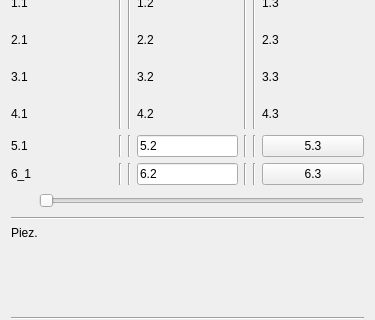
kasarkonic/Sauka1, file widgetservice.ui: the form before one commit; both pictures show x 0 to 375 and y 90 to 410 of the 375 by 533 pixel window.
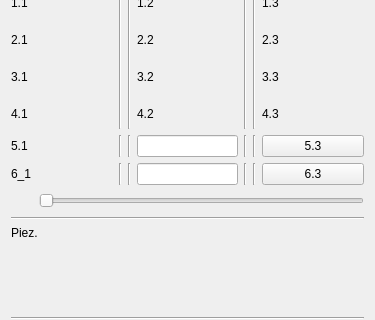
The form after the commit.

```diff
--- a/widgetservice.ui
+++ b/widgetservice.ui
@@ -281,7 +281,7 @@
      <item>
       <widget class="QLineEdit" name="lineEdit_5_2">
        <property name="text">
-        <string>5.2</string>
+        <string/>
        </property>
       </widget>
      </item>
@@ -334,7 +334,7 @@
      <item>
       <widget class="QLineEdit" name="lineEdit_6_2">
        <property name="text">
-        <string>6.2</string>
+        <string/>
        </property>
       </widget>
      </item>
```
Left out of the diff: 50 changed lines with no effect on the pictures.
